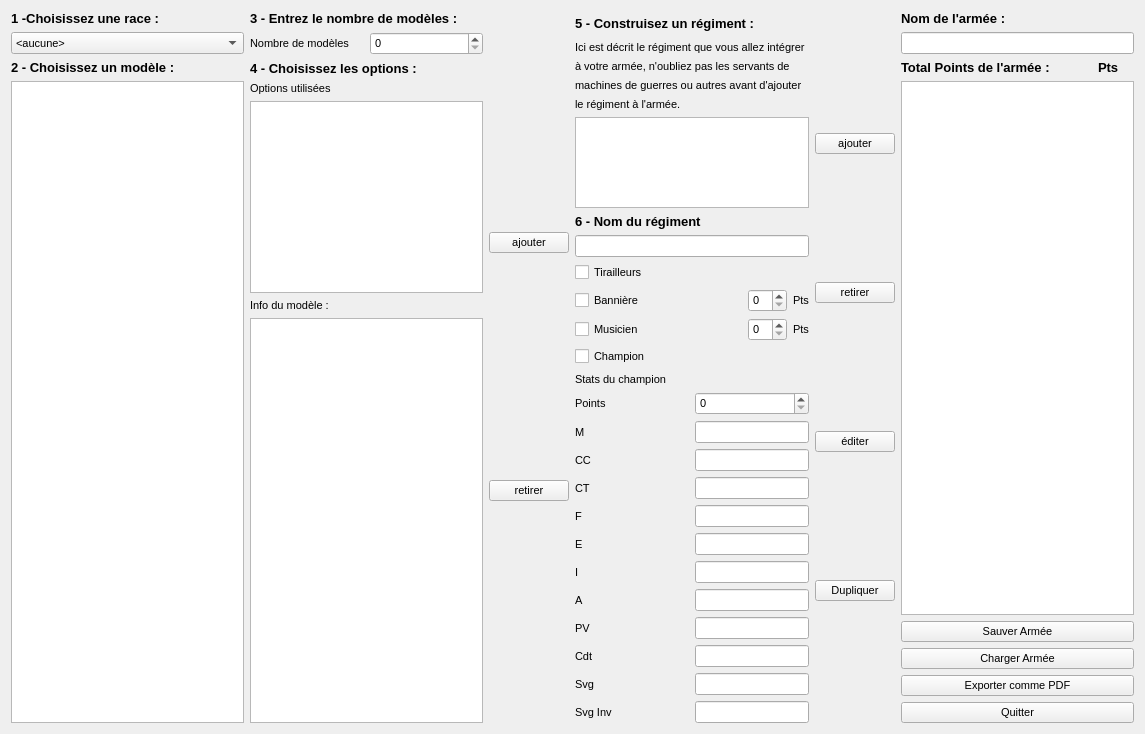
Old version of the form warhole/armywindow.ui in the repository kaosphere/Warhole.
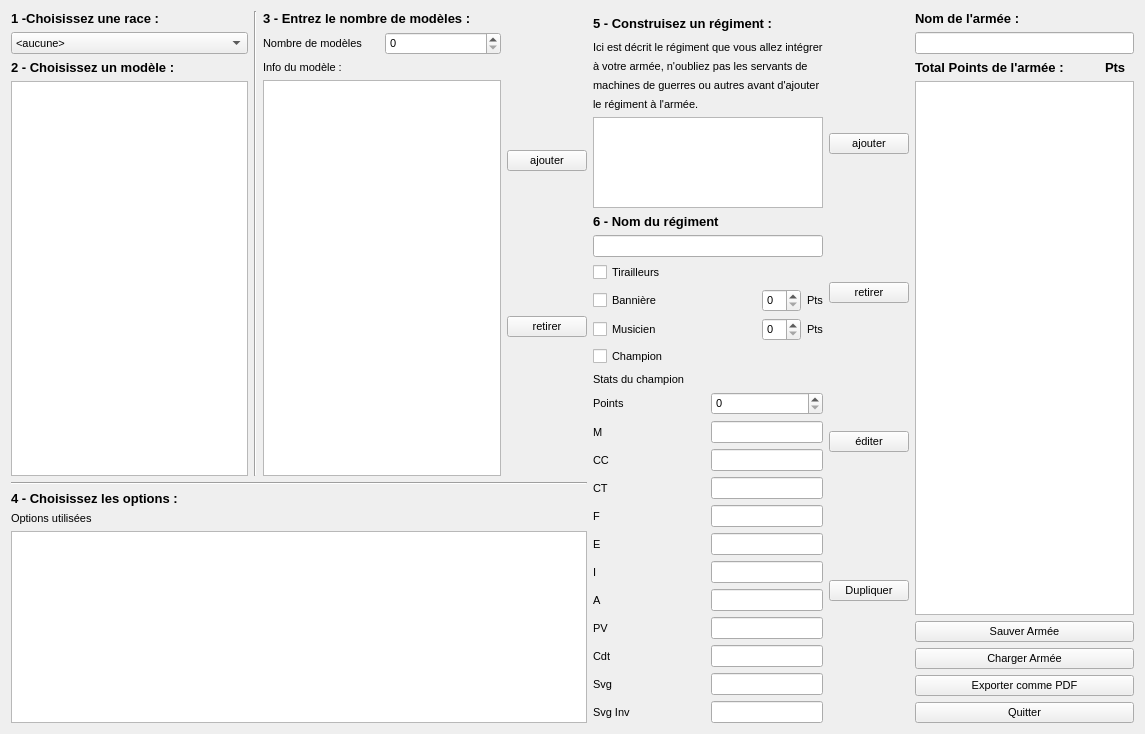
New version of the form.

Commit message: Option customization on the way !

Patch:
```diff
--- a/warhole/armywindow.ui
+++ b/warhole/armywindow.ui
@@ -20,6 +20,10 @@
   </property>
   <layout class="QHBoxLayout" name="horizontalLayout_22">
    <item>
+    <layout class="QVBoxLayout" name="verticalLayout_10">
+     <item>
+      <layout class="QHBoxLayout" name="horizontalLayout_18">
+       <item>
     <layout class="QVBoxLayout" name="verticalLayout_9">
      <item>
       <layout class="QVBoxLayout" name="verticalLayout_4">
@@ -67,6 +71,13 @@
      </item>
     </layout>
    </item>
+       <item>
+        <widget class="Line" name="line_2">
+         <property name="orientation">
+          <enum>Qt::Vertical</enum>
+         </property>
+        </widget>
+       </item>
    <item>
     <layout class="QVBoxLayout" name="verticalLayout_6">
      <item>
@@ -100,6 +111,53 @@
         </layout>
        </item>
        <item>
+            <widget class="QLabel" name="label_16">
+             <property name="text">
+              <string>Info du modèle : </string>
+             </property>
+            </widget>
+           </item>
+           <item>
+            <widget class="QTextEdit" name="textInfo">
+             <property name="readOnly">
+              <bool>true</bool>
+             </property>
+            </widget>
+           </item>
+          </layout>
+         </item>
+        </layout>
+       </item>
+       <item>
+        <layout class="QVBoxLayout" name="verticalLayout_11">
+         <item>
+          <widget class="QPushButton" name="addGroupButton">
+           <property name="text">
+            <string>ajouter</string>
+           </property>
+          </widget>
+         </item>
+         <item>
+          <widget class="QPushButton" name="removeGroupButton">
+           <property name="text">
+            <string>retirer</string>
+           </property>
+          </widget>
+         </item>
+        </layout>
+       </item>
+      </layout>
+     </item>
+     <item>
+      <layout class="QVBoxLayout" name="verticalLayout_2">
+       <item>
+        <widget class="Line" name="line">
+         <property name="orientation">
+          <enum>Qt::Horizontal</enum>
+         </property>
+        </widget>
+       </item>
+       <item>
         <widget class="QLabel" name="label_19">
          <property name="font">
           <font>
@@ -139,42 +197,10 @@
          </property>
         </widget>
        </item>
-       <item>
-        <widget class="QLabel" name="label_16">
-         <property name="text">
-          <string>Info du modèle : </string>
-         </property>
-        </widget>
-       </item>
-       <item>
-        <widget class="QTextEdit" name="textInfo">
-         <property name="readOnly">
-          <bool>true</bool>
-         </property>
-        </widget>
-       </item>
       </layout>
      </item>
     </layout>
    </item>
-   <item>
-    <layout class="QVBoxLayout" name="verticalLayout_11">
-     <item>
-      <widget class="QPushButton" name="addGroupButton">
-       <property name="text">
-        <string>ajouter</string>
-       </property>
-      </widget>
-     </item>
-     <item>
-      <widget class="QPushButton" name="removeGroupButton">
-       <property name="text">
-        <string>retirer</string>
-       </property>
-      </widget>
-     </item>
-    </layout>
-   </item>
    <item>
     <layout class="QVBoxLayout" name="verticalLayout">
      <item>
```
Lines whose indentation alone changed are shown as unchanged. The commit also changes 1 other file.
